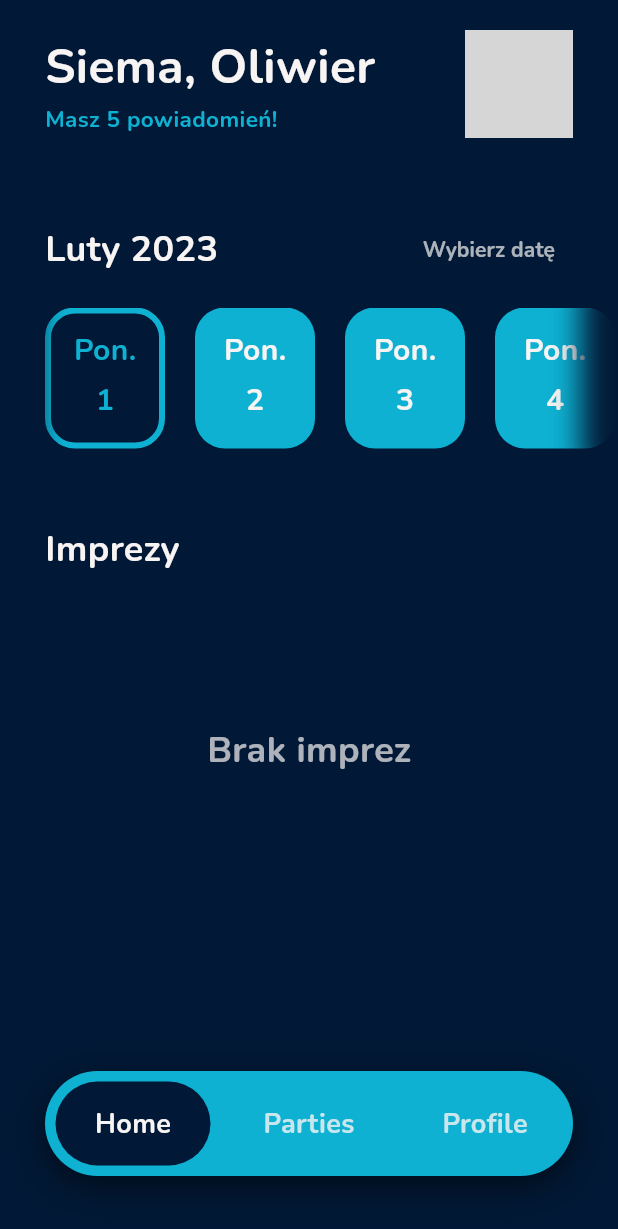
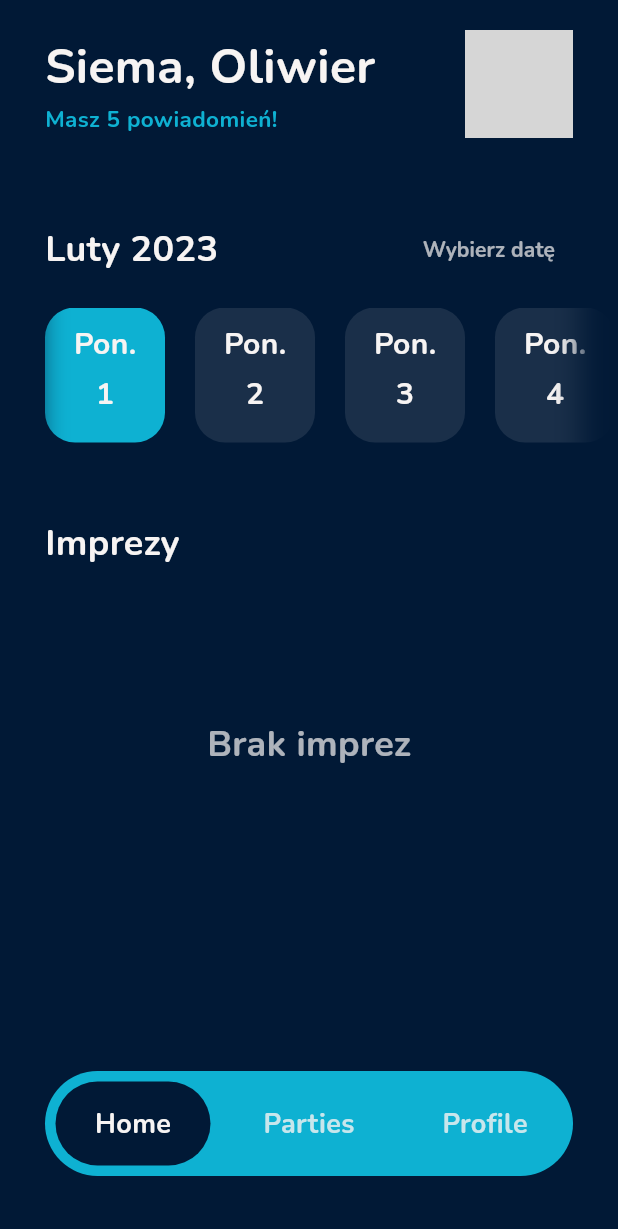
Before and after one commit to bruh-squad/drinkify, a Flutter app: the screen it shows after launch, on a phone screen of 412 x 824 dp. Shown: the top 1229 px of the screen. Run offline on Flutter 3.47's test engine with Material 2 defaults, Android fonts, the phone set to English and light mode, and no system bars; our stand-ins replace flutter_map, go_router, latlong2; missing offline and left inert: map_launcher, onesignal_flutter; network calls fail; grey boxes are pictures that could not be loaded.

Commit message:
Changed the look of date box in DateRow

```diff
--- a/lib/main.dart
+++ b/lib/main.dart
@@ -20,10 +20,7 @@ void main() {
   );
 
   //Push notifications
-  OneSignal.shared.setLogLevel(
-    OSLogLevel.verbose,
-    OSLogLevel.none,
-  );
+  OneSignal.shared.setLogLevel(OSLogLevel.verbose, OSLogLevel.none);
   OneSignal.shared.setAppId("6acf6444-70f3-40a6-9338-34e07e9e26cf");
 }
 
--- a/lib/utils/theming.dart
+++ b/lib/utils/theming.dart
@@ -3,6 +3,7 @@ import 'package:flutter/material.dart';
 class Theming {
   Theming._();
 
+  // static const Color primaryColor = Color(0xFF918AE2);
   static const Color primaryColor = Color(0xFF0EB1D2);
   static const Color bgColor = Color(0xFF011936);
   static const Color whiteTone = Color(0xFFF7F4F3);
@@ -29,14 +30,8 @@ class Styles {
     fontWeight: FontWeight.bold,
   );
 
-  static const dateBoxTextUnselected = TextStyle(
+  static const dateBoxText = TextStyle(
     color: Theming.whiteTone,
-    fontSize: 20,
-    fontWeight: FontWeight.bold,
-  );
-
-  static const dateBoxTextSelected = TextStyle(
-    color: Theming.primaryColor,
     fontSize: 20,
     fontWeight: FontWeight.bold,
   );
--- a/lib/widgets/homepage/date_row.dart
+++ b/lib/widgets/homepage/date_row.dart
@@ -199,17 +199,15 @@ class _DateRowState extends State<DateRow> {
         setState(() => selectedIndex = index);
       },
       child: AnimatedContainer(
-        height: 94,
+        height: 90,
         width: 80,
-        duration: const Duration(milliseconds: 350),
+        duration: const Duration(milliseconds: 300),
         curve: Curves.linearToEaseOut,
         margin: const EdgeInsets.only(right: 20),
         decoration: BoxDecoration(
-          color: isSelected ? Theming.bgColor : Theming.primaryColor,
-          border: Border.all(
-            color: isSelected ? Theming.primaryColor : Colors.transparent,
-            width: 4,
-          ),
+          color: isSelected
+              ? Theming.primaryColor
+              : Theming.whiteTone.withOpacity(0.1),
           borderRadius: BorderRadius.circular(20),
         ),
         child: Padding(
@@ -218,16 +216,12 @@ class _DateRowState extends State<DateRow> {
             children: [
               Text(
                 dayOfWeek,
-                style: isSelected
-                    ? Styles.dateBoxTextSelected
-                    : Styles.dateBoxTextUnselected,
+                style: Styles.dateBoxText,
               ),
               const SizedBox(height: 4),
               Text(
                 "$numberOfDay",
-                style: isSelected
-                    ? Styles.dateBoxTextSelected
-                    : Styles.dateBoxTextUnselected,
+                style: Styles.dateBoxText,
               ),
             ],
           ),
--- a/lib/widgets/mappage/party_header.dart
+++ b/lib/widgets/mappage/party_header.dart
@@ -34,12 +34,23 @@ class PartyHeader extends StatelessWidget {
             onTap: () {
               openMap(lat: 51.40253, lng: 21.14714);
             },
-            child: const Text(
-              "Radom, ul. chuj wie gdzie 69",
-              style: Styles.partyHeaderLocation,
+            child: Row(
+              children: [
+                const Text(
+                  "Radom, ul. chuj wie gdzie 69",
+                  style: Styles.partyHeaderLocation,
+                ),
+                const SizedBox(width: 5),
+                Icon(
+                  Icons.link_sharp,
+                  color: Theming.whiteTone.withOpacity(0.6),
+                  size: 18,
+                )
+              ],
             ),
           ),
           const SizedBox(height: 15),
+          //Party info (date, time, number of people)
           Row(
             mainAxisAlignment: MainAxisAlignment.spaceBetween,
             children: [
--- a/lib/widgets/navbar.dart
+++ b/lib/widgets/navbar.dart
@@ -36,14 +36,6 @@ class _NavBarState extends State<NavBar> {
       decoration: BoxDecoration(
         color: Theming.primaryColor,
         borderRadius: BorderRadius.circular(100),
-        boxShadow: [
-          BoxShadow(
-            color: Colors.black.withOpacity(0.5),
-            blurRadius: 20,
-            spreadRadius: 1,
-            offset: const Offset(0, 7),
-          ),
-        ],
       ),
       child: Stack(
         children: [
```
Also changed, not shown: pubspec.lock.
